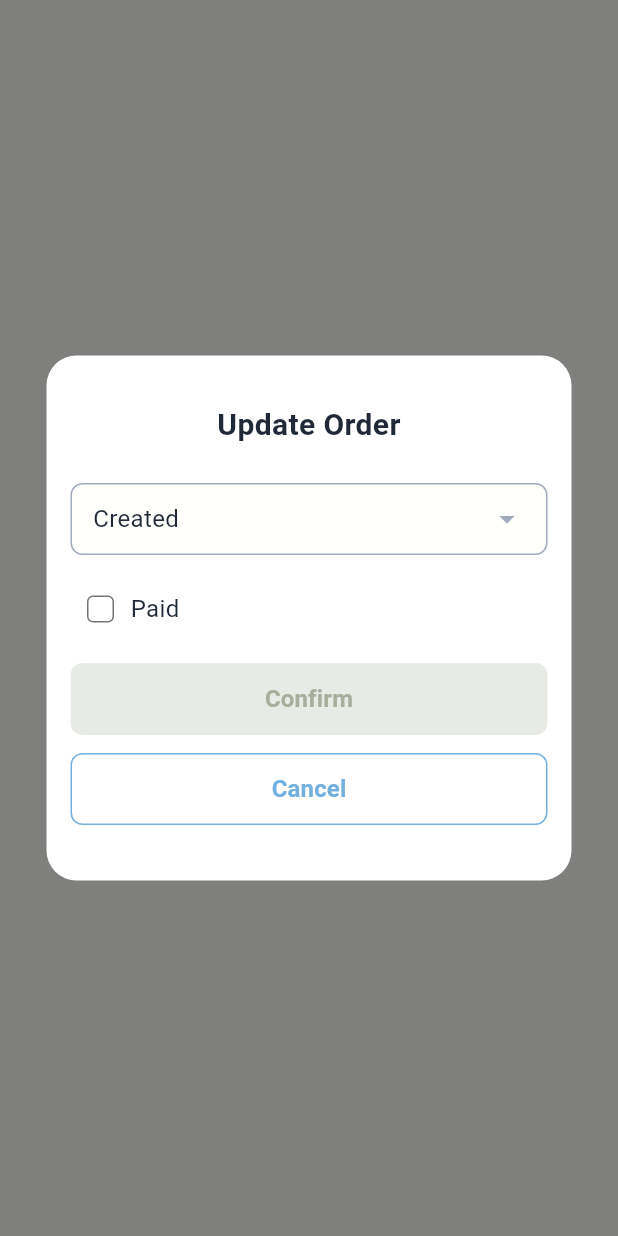
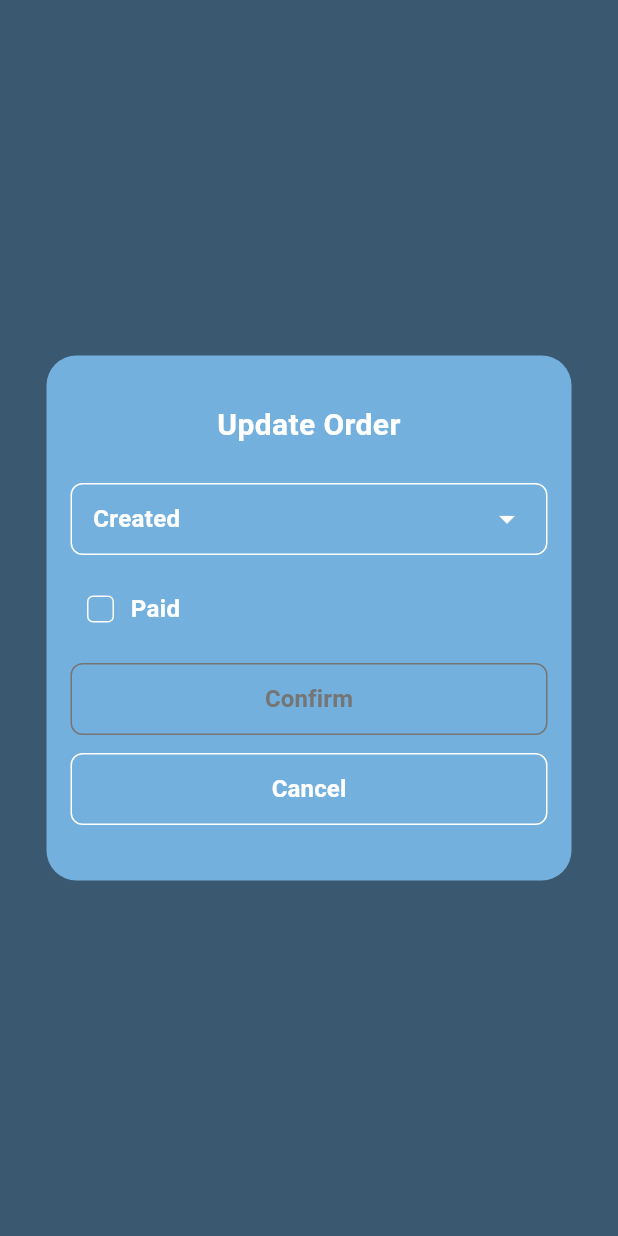
Before and after one commit to nikolaiMurga/change_status_dialog, a Flutter app: the screen it shows after launch, after a tap on "Show dialog", on a phone screen of 412 x 824 dp. Run offline on Flutter 3.47's test engine with Material 3 defaults, Android fonts, the light colour scheme and no system bars; our stand-ins replace easy_localization, equatable, flutter_bloc.

Commit message:
- recreated on flutter 3.24.5

```diff
--- a/lib/main.dart
+++ b/lib/main.dart
@@ -9,20 +9,23 @@ import 'presentation/demo/demo_page.dart';
 Future<void> main() async {
   WidgetsFlutterBinding.ensureInitialized();
   await EasyLocalization.ensureInitialized();
-  final DemoCubit demoCubit = DemoCubit();
+  // final DemoCubit demoCubit = DemoCubit(); // singleton
 
-  runApp(EasyLocalization(
-    supportedLocales: const [AppConstants.english, AppConstants.polish, AppConstants.ukraine],
-    path: AppConstants.localePath,
-    fallbackLocale: AppConstants.english,
-    useOnlyLangCode: true,
-    child: MultiBlocProvider(
+  runApp(
+    EasyLocalization(
+      supportedLocales: const [AppConstants.english, AppConstants.polish, AppConstants.ukraine],
+      path: AppConstants.localePath,
+      fallbackLocale: AppConstants.english,
+      useOnlyLangCode: true,
+      child: /*MultiBlocProvider(
       providers: [
-        BlocProvider<DemoCubit>(create: (_) => demoCubit),
+        // BlocProvider<DemoCubit>(create: (_) => demoCubit), // provide singleton to whole app
       ],
-      child: const DemoApp(),
+      child: */
+          const DemoApp(),
     ),
-  ));
+    // ));
+  );
 }
 
 class DemoApp extends StatelessWidget {
@@ -34,7 +37,7 @@ class DemoApp extends StatelessWidget {
       localizationsDelegates: context.localizationDelegates,
       supportedLocales: context.supportedLocales,
       locale: context.locale,
-      home: const DemoPage(),
+      home:  DemoPage(),
     );
   }
 }
--- a/lib/presentation/common/widgets/update_order_confirm_dialog/widgets/app_checkbox.dart
+++ b/lib/presentation/common/widgets/update_order_confirm_dialog/widgets/app_checkbox.dart
@@ -13,7 +13,7 @@ class AppCheckBox extends StatelessWidget {
     return Checkbox(
       shape: RoundedRectangleBorder(borderRadius: BorderRadius.circular(4.0)),
       side: MaterialStateBorderSide.resolveWith(
-        (states) => BorderSide(width: 1.0, color: value ? AppColors.primaryColor : AppColors.grey),
+        (states) => BorderSide(width: 1.0, color: value ? AppColors.primaryColor : AppColors.whiteCream),
       ),
       activeColor: AppColors.primaryColor,
       materialTapTargetSize: MaterialTapTargetSize.shrinkWrap,
--- a/lib/presentation/common/widgets/update_order_confirm_dialog/widgets/confirm_dialog_initial.dart
+++ b/lib/presentation/common/widgets/update_order_confirm_dialog/widgets/confirm_dialog_initial.dart
@@ -25,14 +25,14 @@ class ConfirmDialogInitial extends StatelessWidget {
         child: Padding(
           padding: const EdgeInsets.all(16.0),
           child: Container(
-            decoration: BoxDecoration(color: AppColors.white, borderRadius: BorderRadius.circular(20)),
+            decoration: BoxDecoration(color: AppColors.primaryColor, borderRadius: BorderRadius.circular(20)),
             height: 350,
             width: 350,
             child: Padding(
               padding: const EdgeInsets.symmetric(horizontal: 16.0, vertical: 32),
               child: Column(
                 children: [
-                  Text(AppStrings.updateOrder.tr(), style: AppTextStyles.darkGrey20w600, textAlign: TextAlign.center),
+                  Text(AppStrings.updateOrder.tr(), style: AppTextStyles.white20w600, textAlign: TextAlign.center),
                   Padding(
                     padding: EdgeInsets.only(top: 24.0),
                     child: InkWell(
@@ -41,9 +41,9 @@ class ConfirmDialogInitial extends StatelessWidget {
                         height: 48,
                         width: double.maxFinite,
                         decoration: BoxDecoration(
-                            color: AppColors.whiteCream,
+                            color: AppColors.primaryColor,
                             borderRadius: BorderRadius.circular(8),
-                            border: Border.all(color: AppColors.lightGrey, width: 1)),
+                            border: Border.all(color: AppColors.whiteCream, width: 1)),
                         child: Padding(
                           padding: const EdgeInsets.symmetric(horizontal: 14.0),
                           child: Row(
@@ -51,9 +51,9 @@ class ConfirmDialogInitial extends StatelessWidget {
                             children: [
                               Text(
                                 cubit.newOrderStatus.tr(),
-                                style: AppTextStyles.darkGrey16w400,
+                                style: AppTextStyles.white16w600,
                               ),
-                              const Icon(Icons.arrow_drop_down, color: AppColors.lightGrey)
+                              const Icon(Icons.arrow_drop_down, color: AppColors.whiteCream)
                             ],
                           ),
                         ),
@@ -73,7 +73,7 @@ class ConfirmDialogInitial extends StatelessWidget {
                             mainAxisSize: MainAxisSize.min,
                             children: [
                               AppCheckBox(value: cubit.newPaidStatus, onChanged: (v) => cubit.changePaidStatus()),
-                              Text(AppStrings.paid.tr(), style: AppTextStyles.darkGrey16w400),
+                              Text(AppStrings.paid.tr(), style: AppTextStyles.white16w600),
                             ],
                           ),
                         ),
--- a/lib/presentation/common/widgets/update_order_confirm_dialog/widgets/confirm_dialog_show_list.dart
+++ b/lib/presentation/common/widgets/update_order_confirm_dialog/widgets/confirm_dialog_show_list.dart
@@ -23,14 +23,14 @@ class ConfirmDialogShowList extends StatelessWidget {
         child: Padding(
           padding: const EdgeInsets.all(16.0),
           child: Container(
-            decoration: BoxDecoration(color: AppColors.white, borderRadius: BorderRadius.circular(20)),
+            decoration: BoxDecoration(color: AppColors.primaryColor, borderRadius: BorderRadius.circular(20)),
             height: 350,
             width: 350,
             child: Padding(
               padding: const EdgeInsets.symmetric(horizontal: 16.0, vertical: 32),
               child: Column(
                 children: [
-                  Text(AppStrings.updateOrder.tr(), style: AppTextStyles.darkGrey20w600, textAlign: TextAlign.center),
+                  Text(AppStrings.updateOrder.tr(), style: AppTextStyles.white20w600, textAlign: TextAlign.center),
                   Padding(
                     padding: EdgeInsets.only(top: 24.0),
                     child: InkWell(
@@ -39,9 +39,9 @@ class ConfirmDialogShowList extends StatelessWidget {
                         height: 48,
                         width: double.maxFinite,
                         decoration: BoxDecoration(
-                            color: AppColors.whiteCream,
+                            color: AppColors.primaryColor,
                             borderRadius: BorderRadius.circular(8),
-                            border: Border.all(color: AppColors.lightGrey, width: 1)),
+                            border: Border.all(color: AppColors.whiteCream, width: 1)),
                         child: Padding(
                           padding: const EdgeInsets.symmetric(horizontal: 14.0),
                           child: Row(
@@ -49,9 +49,9 @@ class ConfirmDialogShowList extends StatelessWidget {
                             children: [
                               Text(
                                 cubit.newOrderStatus.tr(),
-                                style: AppTextStyles.darkGrey16w400,
+                                style: AppTextStyles.white16w600,
                               ),
-                              const Icon(Icons.arrow_drop_down, color: AppColors.lightGrey)
+                              const Icon(Icons.arrow_drop_down, color: AppColors.whiteCream)
                             ],
                           ),
                         ),
--- a/lib/presentation/common/widgets/update_order_confirm_dialog/widgets/statuses_list.dart
+++ b/lib/presentation/common/widgets/update_order_confirm_dialog/widgets/statuses_list.dart
@@ -31,7 +31,7 @@ class StatusesList extends StatelessWidget {
                 height: 55,
                 child: Padding(
                   padding: const EdgeInsets.all(10.0),
-                  child: Text(list[index].tr(), style: AppTextStyles.darkGrey15w400.withHeight(22 / 15)),
+                  child: Text(list[index].tr(), style: AppTextStyles.white16w600.withHeight(22 / 15)),
                 ),
               ),
             );
--- a/lib/presentation/common/widgets/update_order_confirm_dialog/widgets/white_button.dart
+++ b/lib/presentation/common/widgets/update_order_confirm_dialog/widgets/white_button.dart
@@ -14,10 +14,10 @@ class WhiteButton extends StatelessWidget {
     return Container(
       height: 48,
       width: double.maxFinite,
-      decoration: AppDecorations.whiteButtonDecor,
+      decoration: AppDecorations.transparentButtonDecor,
       child: TextButton(
         onPressed: onPressed,
-        child: Text(text, style: AppTextStyles.green16w600),
+        child: Text(text, style: AppTextStyles.white16w600),
       ),
     );
   }
--- a/lib/presentation/demo/bloc/demo_cubit.dart
+++ b/lib/presentation/demo/bloc/demo_cubit.dart
@@ -7,6 +7,8 @@ part 'demo_state.dart';
 
 class DemoCubit extends Cubit<DemoState> {
   DemoCubit() : super(DemoInitial());
+
+  factory DemoCubit.demoCubit() => DemoCubit(); // factory
 
   String orderStatus = AppStrings.created;
   bool paidStatus = false;
--- a/lib/presentation/demo/demo_page.dart
+++ b/lib/presentation/demo/demo_page.dart
@@ -4,12 +4,18 @@ import 'package:flutter/material.dart';
 import 'package:flutter_bloc/flutter_bloc.dart';
 
 class DemoPage extends StatelessWidget {
-  const DemoPage({super.key});
+   DemoPage({super.key});
+
+  final DemoCubit cubit = DemoCubit.demoCubit(); // factory
 
   @override
   Widget build(BuildContext context) {
-    return BlocProvider.value(
-      value: BlocProvider.of<DemoCubit>(context),
+    // return BlocProvider.value(
+    //   value: BlocProvider.of<DemoCubit>(context), // Singleton
+    //   child: const DemoScreen(),
+    // );
+    return BlocProvider(
+      create: (_) => cubit,
       child: const DemoScreen(),
     );
   }
--- a/lib/presentation/demo/demo_screen.dart
+++ b/lib/presentation/demo/demo_screen.dart
@@ -1,3 +1,4 @@
+import 'package:change_status_dialog/presentation/common/widgets/update_order_confirm_dialog/widgets/white_button.dart';
 import 'package:change_status_dialog/presentation/demo/bloc/demo_cubit.dart';
 import 'package:change_status_dialog/resources/app_extentions.dart';
 import 'package:easy_localization/easy_localization.dart';
@@ -27,7 +28,7 @@ class DemoScreen extends StatelessWidget with ModalDialogMixin {
   Widget build(BuildContext context) {
     final cubit = context.read<DemoCubit>();
     return Scaffold(
-      backgroundColor: AppColors.whiteCream,
+      backgroundColor: AppColors.primaryColor,
       body: Center(
         child: Column(
           mainAxisAlignment: MainAxisAlignment.center,
@@ -37,17 +38,20 @@ class DemoScreen extends StatelessWidget with ModalDialogMixin {
                 return Column(
                   mainAxisAlignment: MainAxisAlignment.center,
                   children: [
-                    Text(cubit.getOrderStatus.tr(), style: AppTextStyles.darkGrey20w600),
-                    Text(cubit.getPaidStatus.paidStatusToString().tr()),
+                    Text(cubit.getOrderStatus.tr(), style: AppTextStyles.white20w600),
+                    Text(cubit.getPaidStatus.paidStatusToString().tr(), style: AppTextStyles.white16w600),
                   ],
                 );
               },
             ),
             const SizedBox(height: 25),
-            MaterialButton(
-              onPressed: () => onPressed(cubit, context),
-              color: AppColors.primaryColor,
-              child: Text(AppStrings.showDialog.tr(), style: AppTextStyles.white20w600),
+            Padding(
+              padding: const EdgeInsets.symmetric(horizontal: 100.0),
+              child: WhiteButton(
+                onPressed: () => onPressed(cubit, context),
+                // color: AppColors.primaryColor,
+                text: AppStrings.showDialog.tr(),
+              ),
             ),
           ],
         ),
--- a/lib/resources/app_decorations.dart
+++ b/lib/resources/app_decorations.dart
@@ -3,15 +3,16 @@ import 'package:flutter/material.dart';
 import 'app_colors.dart';
 
 class AppDecorations {
-  static final activeButtonDecor = BoxDecoration(color: AppColors.primaryColor, borderRadius: BorderRadius.circular(8));
-  static final notActiveButtonDecor = BoxDecoration(color: AppColors.mainLightGrey, borderRadius: BorderRadius.circular(8));
+  static final activeButtonDecor = BoxDecoration(color: AppColors.primaryColor, borderRadius: BorderRadius.circular(8), border: Border.all(color: AppColors.whiteCream, width: 1));
+  static final notActiveButtonDecor = BoxDecoration(color: AppColors.primaryColor, borderRadius: BorderRadius.circular(8), border: Border.all(color: AppColors.grey, width: 1));
 
   // neumorph box
   static final cardBoxDecor = BoxDecoration(
-    color: AppColors.whiteCream,
+    color: AppColors.primaryColor,
     borderRadius: BorderRadius.circular(8),
+    border: Border.all(color: AppColors.whiteCream),
     boxShadow: [
-      BoxShadow(color: AppColors.shadowColor.withOpacity(0.08), blurRadius: 25, offset: const Offset(0, 4)),
+      BoxShadow(color: AppColors.grey.withOpacity(0.08), blurRadius: 25, offset: const Offset(0, 4)),
     ],
   );
 
@@ -21,4 +22,10 @@ class AppDecorations {
     border: Border.all(width: 1, color: AppColors.primaryColor),
     borderRadius: BorderRadius.circular(8),
   );
+
+  static final transparentButtonDecor = BoxDecoration(
+    color: AppColors.primaryColor,
+    border: Border.all(width: 1, color: AppColors.whiteCream),
+    borderRadius: BorderRadius.circular(8),
+  );
 }
--- a/lib/resources/app_text_styles.dart
+++ b/lib/resources/app_text_styles.dart
@@ -8,7 +8,7 @@ class AppTextStyles {
   static const white16w600 = TextStyle(fontSize: 16, fontWeight: FontWeight.w600, color: AppColors.white);
 
   // main gray
-  static const mainGrey16w600 = TextStyle(fontSize: 16, fontWeight: FontWeight.w600, color: AppColors.mainGrey);
+  static const mainGrey16w600 = TextStyle(fontSize: 16, fontWeight: FontWeight.w600, color: AppColors.grey);
 
   // dark gery
   static const darkGrey15w400 = TextStyle(fontSize: 15, fontWeight: FontWeight.w400, color: AppColors.darkGrey);
```
Also changed, not shown: pubspec.lock, 13 other files.
